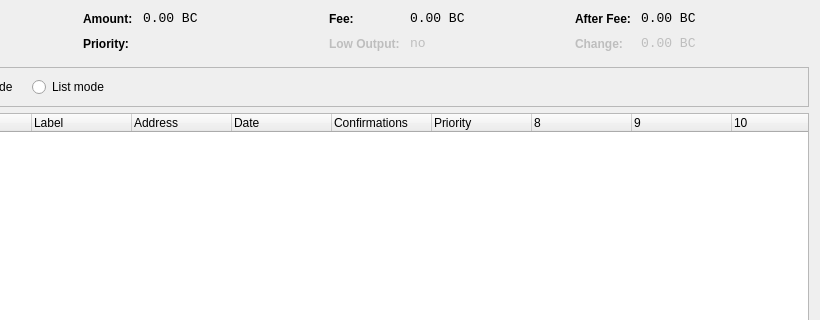
Above: src/qt/forms/coincontroldialog.ui from okcashpro/okcash before the change; both pictures show x 180 to 1000 and y 0 to 320 of the 1000 by 500 pixel window. Below: the same form after it.
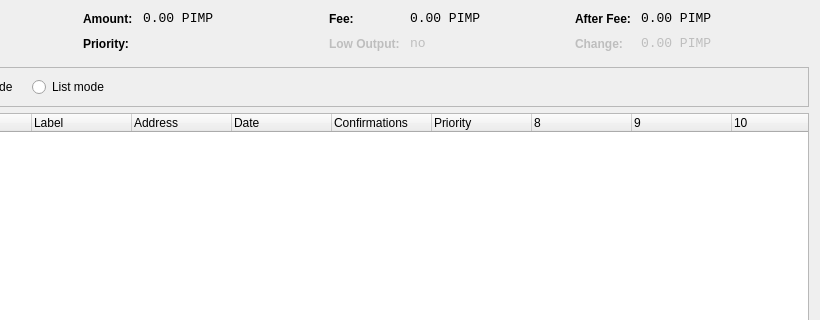
That is the form after the change. Custom widgets are drawn as their Qt base class.

```diff
--- a/src/qt/forms/coincontroldialog.ui
+++ b/src/qt/forms/coincontroldialog.ui
@@ -141,7 +141,7 @@
           <enum>Qt::ActionsContextMenu</enum>
          </property>
          <property name="text">
-          <string notr="true">0.00 BC</string>
+          <string notr="true">0.00 PIMP</string>
          </property>
          <property name="textInteractionFlags">
           <set>Qt::LinksAccessibleByMouse|Qt::TextSelectableByKeyboard|Qt::TextSelectableByMouse</set>
@@ -221,7 +221,7 @@
           <enum>Qt::ActionsContextMenu</enum>
          </property>
          <property name="text">
-          <string notr="true">0.00 BC</string>
+          <string notr="true">0.00 PIMP</string>
          </property>
          <property name="textInteractionFlags">
           <set>Qt::LinksAccessibleByMouse|Qt::TextSelectableByKeyboard|Qt::TextSelectableByMouse</set>
@@ -307,7 +307,7 @@
           <enum>Qt::ActionsContextMenu</enum>
          </property>
          <property name="text">
-          <string notr="true">0.00 BC</string>
+          <string notr="true">0.00 PIMP</string>
          </property>
          <property name="textInteractionFlags">
           <set>Qt::LinksAccessibleByMouse|Qt::TextSelectableByKeyboard|Qt::TextSelectableByMouse</set>
@@ -345,7 +345,7 @@
           <enum>Qt::ActionsContextMenu</enum>
          </property>
          <property name="text">
-          <string notr="true">0.00 BC</string>
+          <string notr="true">0.00 PIMP</string>
          </property>
          <property name="textInteractionFlags">
           <set>Qt::LinksAccessibleByMouse|Qt::TextSelectableByKeyboard|Qt::TextSelectableByMouse</set>
```
